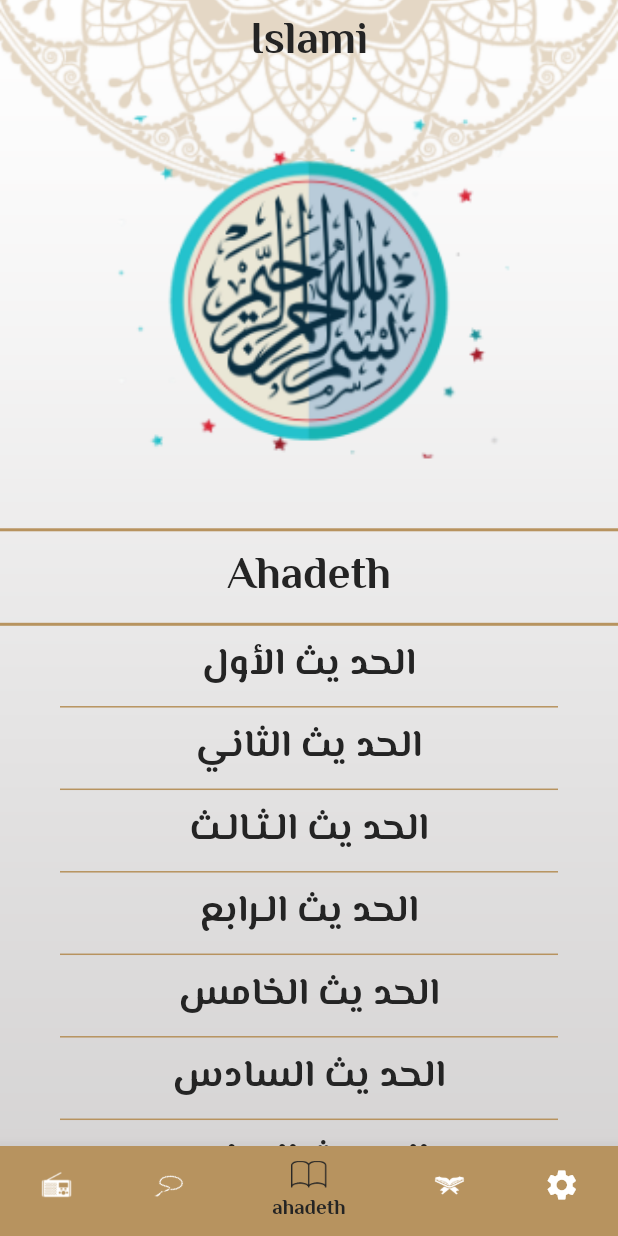
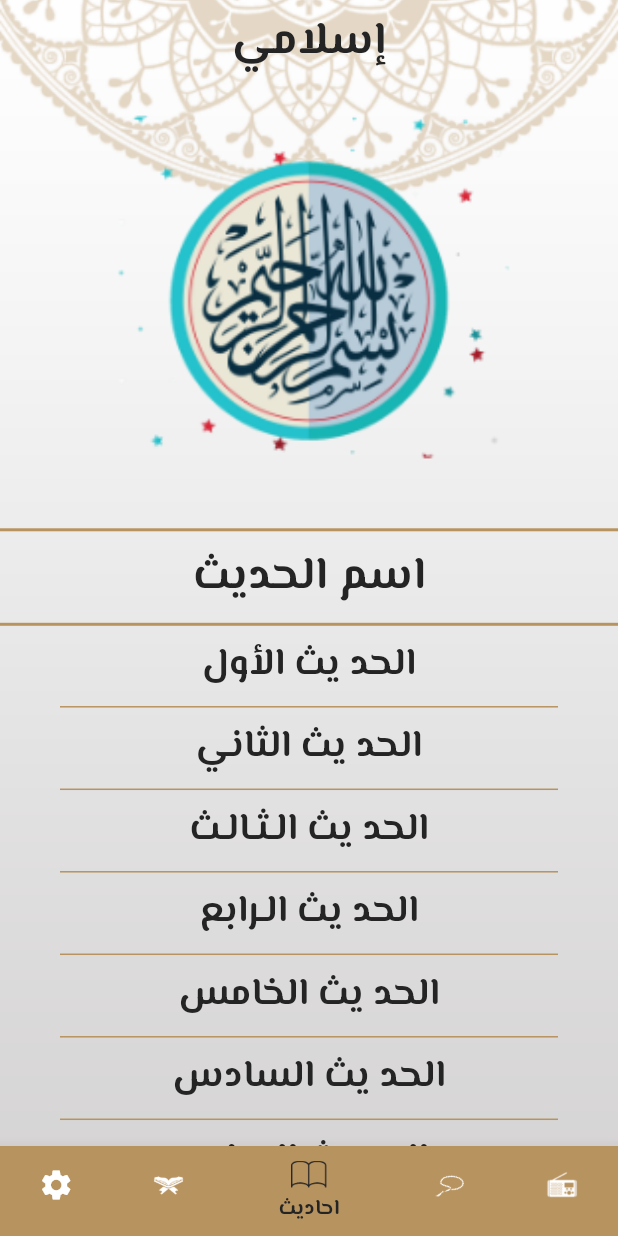
Before and after one commit to Menna265/islami_c9_friday, a Flutter app: the screen it shows after launch, item 3 of the bottom bar chosen, on a phone screen of 412 x 824 dp. Run offline on Flutter 3.47's test engine with Material 2 defaults, Android fonts, the phone set to English and light mode, and no system bars; our stand-ins replace google_fonts; generated files the repository leaves out were written again.

Commit message:
make localization for all screen

```diff
--- /dev/null
+++ b/l10n.yaml
@@ -0,0 +1,3 @@
+arb-dir: lib/l10n
+template-arb-file: app_en.arb
+output-localization-file: app_localizations.dart
--- a/lib/home_screen.dart
+++ b/lib/home_screen.dart
@@ -6,6 +6,7 @@ import 'package:islami_c9/tabs/quran_tab.dart';
 import 'package:islami_c9/tabs/radio_tab.dart';
 import 'package:islami_c9/tabs/sebha_tab.dart';
 import 'package:islami_c9/tabs/settings_tab.dart';
+import 'package:flutter_gen/gen_l10n/app_localizations.dart';
 
 class HomeScreen extends StatefulWidget {
   static const String routeName='home';
@@ -26,7 +27,7 @@ class _HomeScreenState extends State<HomeScreen> {
          Scaffold(
            appBar: AppBar(
 
-             title: Text('Islami',style: Theme.of(context).textTheme.bodyLarge),
+             title: Text(AppLocalizations.of(context)!.app_title,style: Theme.of(context).textTheme.bodyLarge),
 
            ),
            bottomNavigationBar: BottomNavigationBar(
@@ -42,11 +43,11 @@ class _HomeScreenState extends State<HomeScreen> {
              },
              items: [
 
-             BottomNavigationBarItem(icon:ImageIcon(AssetImage('assets/images/radio.png')),label: 'radio',backgroundColor:MyThemeData.primaryColor),
-               BottomNavigationBarItem(icon:ImageIcon(AssetImage('assets/images/sebha.png')),label: 'sebha',backgroundColor: MyThemeData.primaryColor),
-               BottomNavigationBarItem(icon:ImageIcon(AssetImage('assets/images/ahadeth.png')),label: 'ahadeth',backgroundColor: MyThemeData.primaryColor),
-               BottomNavigationBarItem(icon:ImageIcon(AssetImage('assets/images/moshaf.png')),label: 'quran',backgroundColor: MyThemeData.primaryColor),
-               BottomNavigationBarItem(icon:Icon(Icons.settings),label: 'setting',backgroundColor: MyThemeData.primaryColor),
+             BottomNavigationBarItem(icon:ImageIcon(AssetImage('assets/images/radio.png')),label: AppLocalizations.of(context)!.radio,backgroundColor:MyThemeData.primaryColor),
+               BottomNavigationBarItem(icon:ImageIcon(AssetImage('assets/images/sebha.png')),label: AppLocalizations.of(context)!.tasbeh,backgroundColor: MyThemeData.primaryColor),
+               BottomNavigationBarItem(icon:ImageIcon(AssetImage('assets/images/ahadeth.png')),label: AppLocalizations.of(context)!.hadeth,backgroundColor: MyThemeData.primaryColor),
+               BottomNavigationBarItem(icon:ImageIcon(AssetImage('assets/images/moshaf.png')),label: AppLocalizations.of(context)!.quran,backgroundColor: MyThemeData.primaryColor),
+               BottomNavigationBarItem(icon:Icon(Icons.settings),label: AppLocalizations.of(context)!.settings,backgroundColor: MyThemeData.primaryColor),
            ],
 
            ),
--- /dev/null
+++ b/lib/l10n/app_ar.arb
@@ -0,0 +1,12 @@
+{
+  "app_title": "إسلامي",
+  "quran": "قرأن",
+  "hadeth": "احاديث",
+  "tasbeh": "سبحة",
+  "radio": "راديو",
+  "settings": "إلاعدادات",
+  "sura_name": "اسم السورة",
+  "hadeth_name": "اسم الحديث",
+  "sebha": "عدد التسبيحات",
+  "holy": "إذاعة القرأن الكريم"
+}
--- a/lib/main.dart
+++ b/lib/main.dart
@@ -4,8 +4,8 @@ import 'package:google_fonts/google_fonts.dart';
 import 'package:islami_c9/home_screen.dart';
 import 'package:islami_c9/my_theme_data.dart';
 import 'package:islami_c9/sura_details.dart';
-
 import 'hadeth_details.dart';
+import 'package:flutter_gen/gen_l10n/app_localizations.dart';
 
 
 void main(){
@@ -26,7 +26,12 @@ class MyApp extends StatelessWidget{
      theme:MyThemeData.lightTheme,
 
      darkTheme: MyThemeData.darkTheme,
+
+       localizationsDelegates: AppLocalizations.localizationsDelegates,
+       supportedLocales: AppLocalizations.supportedLocales,
+     locale: Locale('ar'),
    );
+
   }
 
 }
--- a/lib/tabs/ahadeth_tab.dart
+++ b/lib/tabs/ahadeth_tab.dart
@@ -3,6 +3,7 @@ import 'package:flutter/material.dart';
 import 'package:flutter/services.dart';
 import 'package:islami_c9/hadeth_details.dart';
 import 'package:islami_c9/my_theme_data.dart';
+import 'package:flutter_gen/gen_l10n/app_localizations.dart';
 
 
 import '../hadeth_model.dart';
@@ -33,7 +34,7 @@ class _AhadethTabState extends State<AhadethTab> {
             color: MyThemeData.primaryColor,
           ),
           Text(
-            'Ahadeth',
+            AppLocalizations.of(context)!.hadeth_name,
             style: Theme.of(context)
                 .textTheme
                 .bodyLarge!
--- a/lib/tabs/quran_tab.dart
+++ b/lib/tabs/quran_tab.dart
@@ -3,6 +3,7 @@ import 'package:flutter/material.dart';
 import 'package:islami_c9/my_theme_data.dart';
 import 'package:islami_c9/sura_details.dart';
 import 'package:islami_c9/sura_model.dart';
+import 'package:flutter_gen/gen_l10n/app_localizations.dart';
 
 class QuranTab extends StatelessWidget {
   List<String>quran=["الفاتحه","البقرة","آل عمران","النساء","المائدة","الأنعام","الأعراف","الأنفال","التوبة","يونس","هود"
@@ -27,7 +28,7 @@ class QuranTab extends StatelessWidget {
             thickness: 2,
             color: MyThemeData.primaryColor,
           ),
-          Text('Sura Name',style: Theme.of(context).textTheme.bodyLarge!.copyWith(color:MyThemeData.blackColor),),
+          Text(AppLocalizations.of(context)!.sura_name,style: Theme.of(context).textTheme.bodyLarge!.copyWith(color:MyThemeData.blackColor),),
 
 
 
--- a/lib/tabs/radio_tab.dart
+++ b/lib/tabs/radio_tab.dart
@@ -1,5 +1,6 @@
 import 'package:flutter/cupertino.dart';
 import 'package:flutter/material.dart';
+import 'package:flutter_gen/gen_l10n/app_localizations.dart';
 
 class RadioTab extends StatelessWidget {
   const RadioTab({super.key});
@@ -10,7 +11,7 @@ class RadioTab extends StatelessWidget {
       children: [
         Image.asset('assets/images/radio_image.png',width: 412,height: 222,),
         SizedBox(height: 25,),
-        Text('إذاعة القرأن الكريم',style: Theme.of(context).textTheme.bodyLarge,),
+        Text(AppLocalizations.of(context)!.holy,style: Theme.of(context).textTheme.bodyLarge,),
         SizedBox(height: 80,),
         Image.asset('assets/images/Group 5.png')
       ],
--- a/lib/tabs/sebha_tab.dart
+++ b/lib/tabs/sebha_tab.dart
@@ -1,6 +1,7 @@
 import 'package:flutter/cupertino.dart';
 import 'package:flutter/material.dart';
 import 'package:islami_c9/my_theme_data.dart';
+import 'package:flutter_gen/gen_l10n/app_localizations.dart';
 
 class SebhaTab extends StatefulWidget {
   @override
@@ -29,7 +30,7 @@ class _SebhaTabState extends State<SebhaTab> {
         ),
         SizedBox(height: 50),
 
-        Text('عدد التسبيحات',
+        Text(AppLocalizations.of(context)!.sebha,
             style: Theme.of(context).textTheme.bodyLarge),
 
         SizedBox(height: 20),
--- a/pubspec.yaml
+++ b/pubspec.yaml
@@ -30,6 +30,9 @@ environment:
 dependencies:
   flutter:
     sdk: flutter
+  flutter_localizations:
+    sdk: flutter
+  intl: any
 
 
   # The following adds the Cupertino Icons font to your application.
@@ -53,6 +56,7 @@ dev_dependencies:
 
 # The following section is specific to Flutter packages.
 flutter:
+  generate: true
 
   # The following line ensures that the Material Icons font is
   # included with your application, so that you can use the icons in
```
Also changed, not shown: lib/l10n/app_en.arb (added, +12 -0 lines), pubspec.lock.
